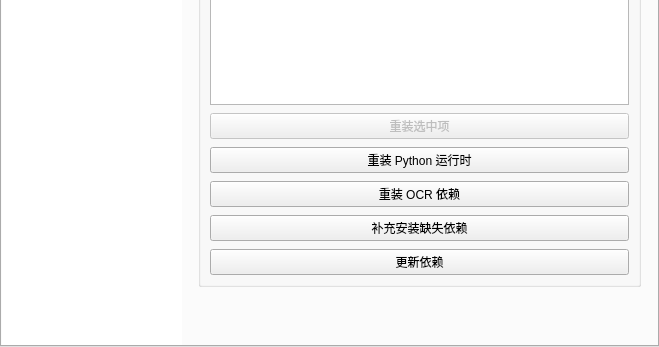
The window that apps/vibeocr-pyside/src/vibeocr/classic/ui/main_window.ui (FelixJI/VibeOCR) describes before a commit, drawn with Qt 5; both pictures show x 0 to 659 and y 440 to 787 of the 659 by 787 pixel window.
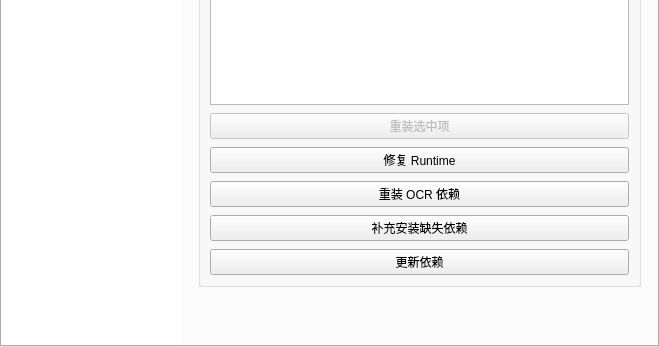
The same window after the commit. The open tabs and pages were chosen to show the change. Custom widgets are drawn as their Qt base class.

What changed in the file:
```diff
--- a/apps/vibeocr-pyside/src/vibeocr/classic/ui/main_window.ui
+++ b/apps/vibeocr-pyside/src/vibeocr/classic/ui/main_window.ui
@@ -843,7 +843,7 @@
                  <string>删除 python/ 目录后重新下载安装 Python 运行时及 OCR 依赖。仅删除 python/，不影响配置、模型缓存和日志。</string>
                 </property>
                 <property name="text">
-                 <string>重装 Python 运行时</string>
+                 <string>修复 Runtime</string>
                 </property>
                </widget>
               </item>
```
Left out of the diff: 2 changed lines with no effect on the pictures.
